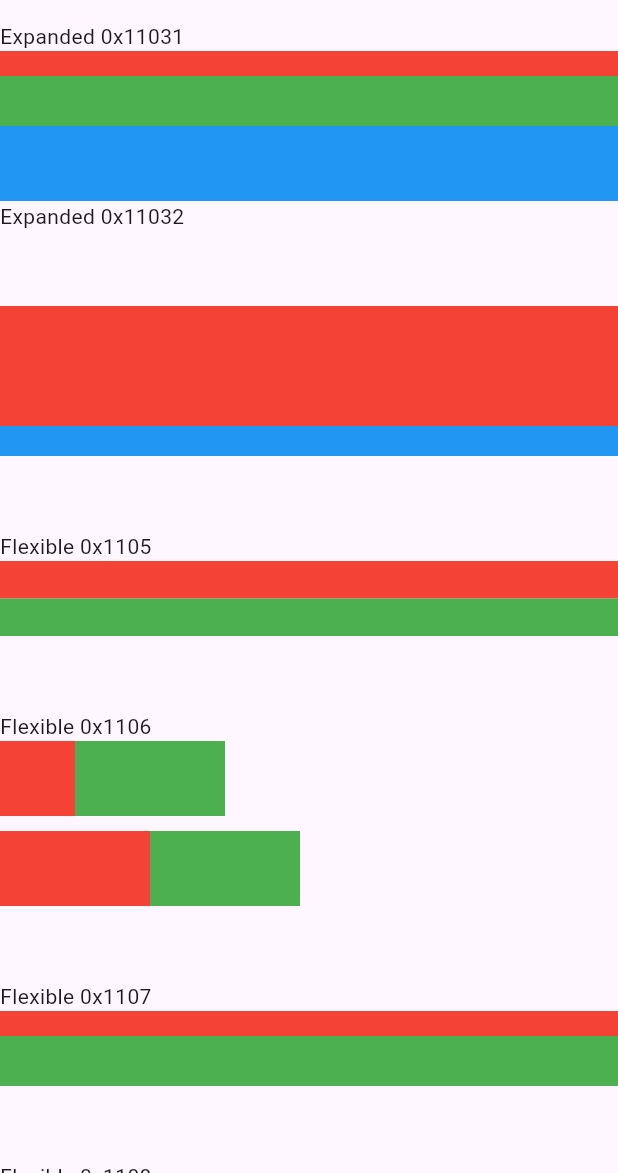
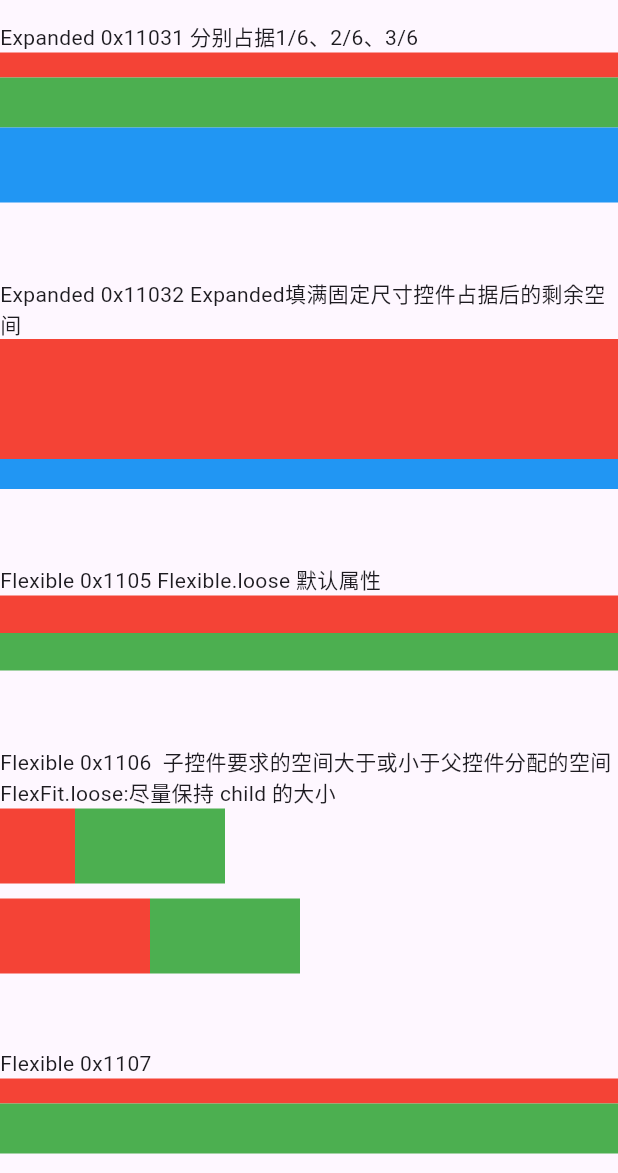
Before and after one commit to zhangyuChen1991/FlutterSample, a Flutter app: the ExplandFlexiblePage screen opened directly, on a phone screen of 412 x 824 dp, the part 63-1236 px from its top. Run offline on Flutter 3.47's test engine with Material 3 defaults, Android fonts, the phone set to English and light mode, and no system bars.

Commit message:
完善Row Column Expland Flexible注释

```diff
--- a/lib/expland_flexible.dart
+++ b/lib/expland_flexible.dart
@@ -9,7 +9,7 @@ class ExplandFlexiblePage extends StatelessWidget {
         //高度是整个屏幕
         crossAxisAlignment: CrossAxisAlignment.start,
         children: [
-          Text("Expanded 0x11031"), //Expanded = 占用剩余空间
+          Text("Expanded 0x11031 分别占据1/6、2/6、3/6"), //Expanded = 占用剩余空间
 
           SizedBox(
             height: 100,
@@ -25,9 +25,8 @@ class ExplandFlexiblePage extends StatelessWidget {
             ),
           ),
 
-          Text("Expanded 0x11032"),
           SizedBox(height: 50),
-
+          Text("Expanded 0x11032 Expanded填满固定尺寸控件占据后的剩余空间"),
           SizedBox(
             height: 100,
             child: Column(
@@ -42,7 +41,7 @@ class ExplandFlexiblePage extends StatelessWidget {
 
           SizedBox(height: 50),
 
-          Text("Flexible 0x1105"),
+          Text("Flexible 0x1105 Flexible.loose 默认属性"),
 
           Container(
             height: 50,
@@ -56,8 +55,12 @@ class ExplandFlexiblePage extends StatelessWidget {
 
           SizedBox(height: 50),
 
-          Text("Flexible 0x1106"),
+          Text("Flexible 0x1106  子控件要求的空间大于或小于父控件分配的空间 \nFlexFit.loose:尽量保持 child 的大小 "),
 
+// | fit 值                 | 含义                    | 适用场景            |
+// | --------------------- | --------------------- | --------------- |
+// | **FlexFit.tight**     | 强制把子控件拉伸到分配到的空间       | 和 Expanded 完全一样 |
+// | **FlexFit.loose**（默认） | 不强制拉伸，会尽量保持 child 的大小 | Flexible 的默认行为  |
           Container(
             height: 50,
             width: 200,
@@ -87,7 +90,7 @@ class ExplandFlexiblePage extends StatelessWidget {
           ),
 
           SizedBox(height: 50),
-          Text("Flexible 0x1107"),
+          Text("Flexible 0x1107 "),
           Container(
             height: 50,
             child: Column(
@@ -99,14 +102,14 @@ class ExplandFlexiblePage extends StatelessWidget {
           ),
 
           SizedBox(height: 50),
-          Text("Flexible 0x1108"),
+          Text("Flexible 0x1108 \nFlexFit.tight,强制把子控件拉伸到分配到的空间,和 Expanded 完全一样"),
           Container(
             height: 50,
             width: 300,
             child: Row(
               children: [
-                Flexible(flex: 1, child: Container(color: Colors.red)),
-                Flexible(flex: 2, child: Container(color: Colors.green)),
+                Flexible(flex: 1,fit: FlexFit.tight, child: Container(color: Colors.red)),
+                Flexible(flex: 2,fit: FlexFit.tight, child: Container(color: Colors.green)),
               ],
             ),
           ),
--- a/lib/padding_sizedbox_spacer.dart
+++ b/lib/padding_sizedbox_spacer.dart
@@ -4,7 +4,7 @@ class PaddingPage extends StatelessWidget {
   @override
   Widget build(BuildContext context) {
     return Scaffold(
-      appBar: AppBar(title: Text("ExplandFlexiblePage")),
+      appBar: AppBar(title: Text("PaddingSizedboxSpacer")),
       body: Column(
         //高度是整个屏幕
         crossAxisAlignment: CrossAxisAlignment.start,
--- a/lib/row_column_demo.dart
+++ b/lib/row_column_demo.dart
@@ -5,11 +5,41 @@ class RowColumnPage extends StatelessWidget {
   Widget build(BuildContext context) {
     return Scaffold(
       appBar: AppBar(title: Text("RowColumnPage")),
+
       body: Column(
         crossAxisAlignment: CrossAxisAlignment.start,
         children: [
+
+       Text(
+  """
+**mainAxisAlignment**  主轴方向: 居中、居底、均匀分布
+**crossAxisAlignment** 交叉轴方向: 靠左、靠右、拉伸
+**mainAxisSize**
+                           max,让 Column占满全高
+                           min:高度只包住内容，不拉满父容器
+**textDirection**      文字方向、对齐方向（从左到右/从右到左
+**verticalDirection**  控制 Column 内部 child 的上下方向  从下往上（反向）
+""",
+),
+
+// MainAxisAlignment.start       // 靠开始位置
+// MainAxisAlignment.center      // 居中
+// MainAxisAlignment.end         // 靠结束位置
+// MainAxisAlignment.spaceBetween// 平均分布，两头贴边
+// MainAxisAlignment.spaceAround // 平均分布，四周都有间距
+// MainAxisAlignment.spaceEvenly // 完全均匀分布
+
+// CrossAxisAlignment.start     // 靠左
+// CrossAxisAlignment.center    // 居中
+// CrossAxisAlignment.end       // 靠右
+// CrossAxisAlignment.stretch   // 拉伸填满
+
+
           Text("Column 0x1101"),
-          Column(
+          SizedBox(height: 200,child: Column(
+            mainAxisSize: MainAxisSize.max,
+            mainAxisAlignment: MainAxisAlignment.spaceBetween,
+
             children: [
               Container(
                 width: 200,
@@ -27,7 +57,8 @@ class RowColumnPage extends StatelessWidget {
                 color: Color.fromARGB(255, 186, 223, 19),
               ),
             ],
-          ),
+          ),),
+
 
           SizedBox(height:50),
 
```
